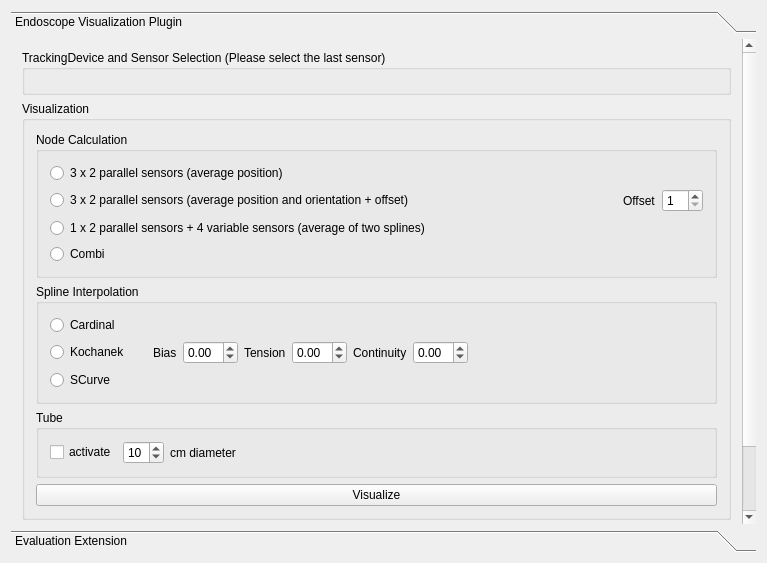
Before: the Qt Designer form Plugins/org.mitk.gui.qt.endoscopevisualization/src/internal/EndoscopeVisualizationControls.ui in heinpa02/EndoscopeVisualizationPlugin, drawn with Qt 5.
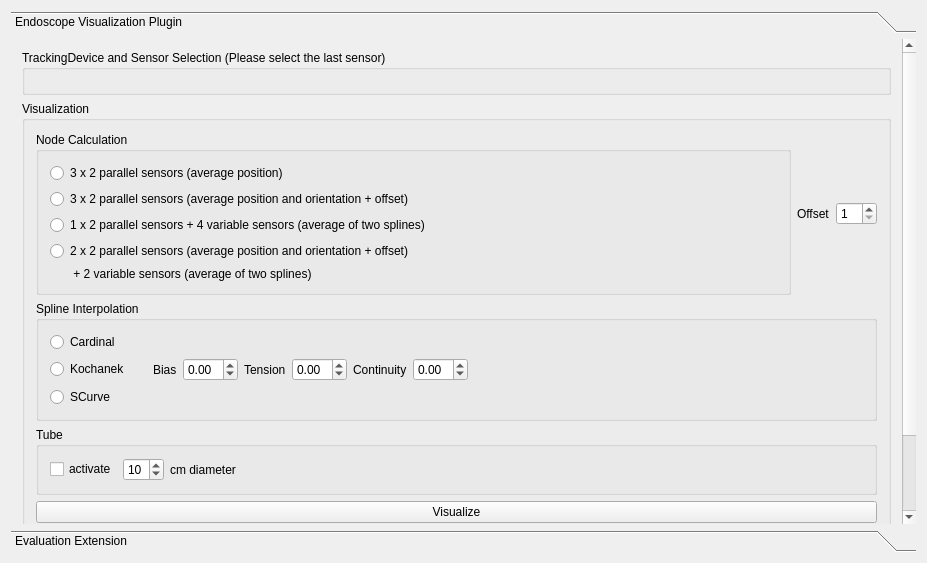
After: the same form once the commit is applied. Custom widgets are drawn as their Qt base class.

The edit to the form file:
```diff
--- a/Plugins/org.mitk.gui.qt.endoscopevisualization/src/internal/EndoscopeVisualizationControls.ui
+++ b/Plugins/org.mitk.gui.qt.endoscopevisualization/src/internal/EndoscopeVisualizationControls.ui
@@ -6,7 +6,7 @@
    <rect>
     <x>0</x>
     <y>0</y>
-    <width>767</width>
+    <width>927</width>
     <height>563</height>
    </rect>
   </property>
@@ -32,9 +32,9 @@
       <property name="geometry">
        <rect>
         <x>0</x>
-        <y>-35</y>
-        <width>732</width>
-        <height>520</height>
+        <y>0</y>
+        <width>892</width>
+        <height>540</height>
        </rect>
       </property>
       <attribute name="label">
@@ -58,78 +58,8 @@
          <property name="title">
           <string>Visualization</string>
          </property>
-         <layout class="QVBoxLayout" name="verticalLayout_7">
-          <item>
-           <widget class="QGroupBox" name="NodeCalulation">
-            <property name="title">
-             <string>Node Calculation</string>
-            </property>
-            <layout class="QGridLayout" name="gridLayout_2">
-             <item row="1" column="0" colspan="3">
-              <widget class="QRadioButton" name="button_Calculation1">
-               <property name="text">
-                <string>3 x 2 parallel sensors (average position)</string>
-               </property>
-              </widget>
-             </item>
-             <item row="5" column="0">
-              <widget class="QRadioButton" name="button_Calculation4">
-               <property name="text">
-                <string>Combi</string>
-               </property>
-              </widget>
-             </item>
-             <item row="4" column="0">
-              <widget class="QRadioButton" name="button_Calculation3">
-               <property name="text">
-                <string>1 x 2 parallel sensors + 4 variable sensors (average of two splines)</string>
-               </property>
-              </widget>
-             </item>
-             <item row="3" column="3">
-              <spacer name="horizontalSpacer_2">
-               <property name="orientation">
-                <enum>Qt::Orientation::Horizontal</enum>
-               </property>
-               <property name="sizeHint" stdset="0">
-                <size>
-                 <width>40</width>
-                 <height>20</height>
-                </size>
-               </property>
-              </spacer>
-             </item>
-             <item row="3" column="5">
-              <widget class="QSpinBox" name="spinBox_offset">
-               <property name="minimum">
-                <number>1</number>
-               </property>
-               <property name="maximum">
-                <number>20</number>
-               </property>
-               <property name="value">
-                <number>1</number>
-               </property>
-              </widget>
-             </item>
-             <item row="3" column="0" colspan="3">
-              <widget class="QRadioButton" name="button_Calculation2">
-               <property name="text">
-                <string>3 x 2 parallel sensors (average position and orientation + offset)</string>
-               </property>
-              </widget>
-             </item>
-             <item row="3" column="4">
-              <widget class="QLabel" name="label_offset">
-               <property name="text">
-                <string>Offset</string>
-               </property>
-              </widget>
-             </item>
-            </layout>
-           </widget>
-          </item>
-          <item>
+         <layout class="QGridLayout" name="gridLayout_4">
+          <item row="1" column="0" colspan="3">
            <widget class="QGroupBox" name="InterpolationSelection">
             <property name="enabled">
              <bool>true</bool>
@@ -251,7 +181,21 @@
             </layout>
            </widget>
           </item>
-          <item>
+          <item row="0" column="1">
+           <widget class="QLabel" name="label_offset">
+            <property name="text">
+             <string>Offset</string>
+            </property>
+           </widget>
+          </item>
+          <item row="3" column="0" colspan="3">
+           <widget class="QPushButton" name="button_performEndoscopeVisualization">
+            <property name="text">
+             <string>Visualize</string>
+            </property>
+           </widget>
+          </item>
+          <item row="2" column="0" colspan="3">
            <widget class="QGroupBox" name="Tube">
             <property name="title">
              <string>Tube</string>
@@ -306,11 +250,74 @@
             </layout>
            </widget>
           </item>
-          <item>
-           <widget class="QPushButton" name="button_performEndoscopeVisualization">
-            <property name="text">
-             <string>Visualize</string>
+          <item row="0" column="2">
+           <widget class="QSpinBox" name="spinBox_offset">
+            <property name="minimum">
+             <number>1</number>
             </property>
+            <property name="maximum">
+             <number>20</number>
+            </property>
+            <property name="value">
+             <number>1</number>
+            </property>
+           </widget>
+          </item>
+          <item row="0" column="0">
+           <widget class="QGroupBox" name="NodeCalulation">
+            <property name="title">
+             <string>Node Calculation</string>
+            </property>
+            <layout class="QGridLayout" name="gridLayout_2">
+             <item row="6" column="0">
+              <widget class="QLabel" name="label">
+               <property name="text">
+                <string>       + 2 variable sensors (average of two splines)</string>
+               </property>
+              </widget>
+             </item>
+             <item row="4" column="0">
+              <widget class="QRadioButton" name="button_Calculation3">
+               <property name="text">
+                <string>1 x 2 parallel sensors + 4 variable sensors (average of two splines)</string>
+               </property>
+              </widget>
+             </item>
+             <item row="3" column="3">
+              <spacer name="horizontalSpacer_2">
+               <property name="orientation">
+                <enum>Qt::Orientation::Horizontal</enum>
+               </property>
+               <property name="sizeHint" stdset="0">
+                <size>
+                 <width>40</width>
+                 <height>20</height>
+                </size>
+               </property>
+              </spacer>
+             </item>
+             <item row="5" column="0">
+              <widget class="QRadioButton" name="button_Calculation4">
+               <property name="text">
+                <string>2 x 2 parallel sensors (average position and orientation + offset)</string>
+               </property>
+              </widget>
+             </item>
+             <item row="1" column="0" colspan="3">
+              <widget class="QRadioButton" name="button_Calculation1">
+               <property name="text">
+                <string>3 x 2 parallel sensors (average position)</string>
+               </property>
+              </widget>
+             </item>
+             <item row="3" column="0" colspan="3">
+              <widget class="QRadioButton" name="button_Calculation2">
+               <property name="text">
+                <string>3 x 2 parallel sensors (average position and orientation + offset)</string>
+               </property>
+              </widget>
+             </item>
+            </layout>
            </widget>
           </item>
          </layout>
```
Left out of the diff: 116 changed lines with no effect on the pictures.
